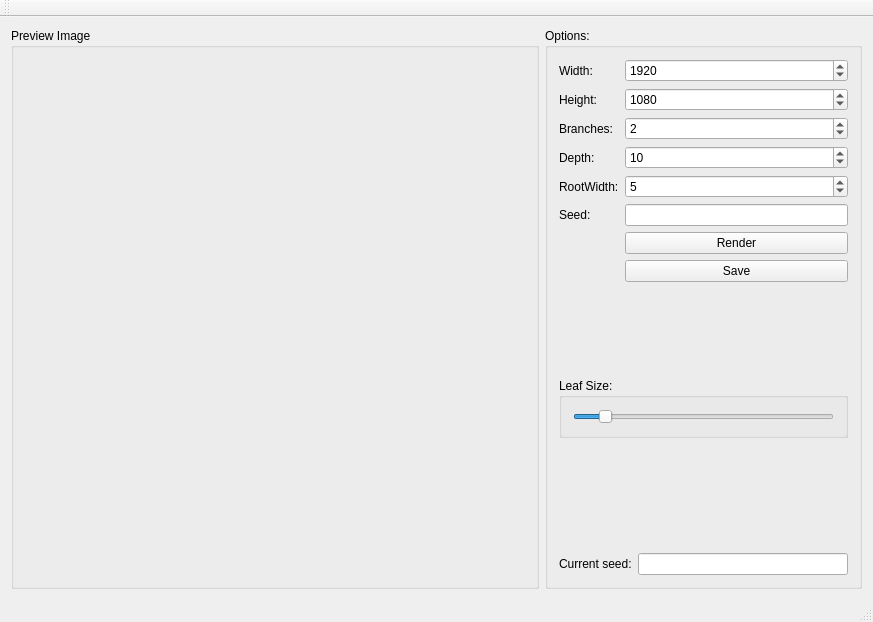
This is FractalTree.ui in Indidev/FractalTree as Qt 5 draws it before an edit. The edited form follows.
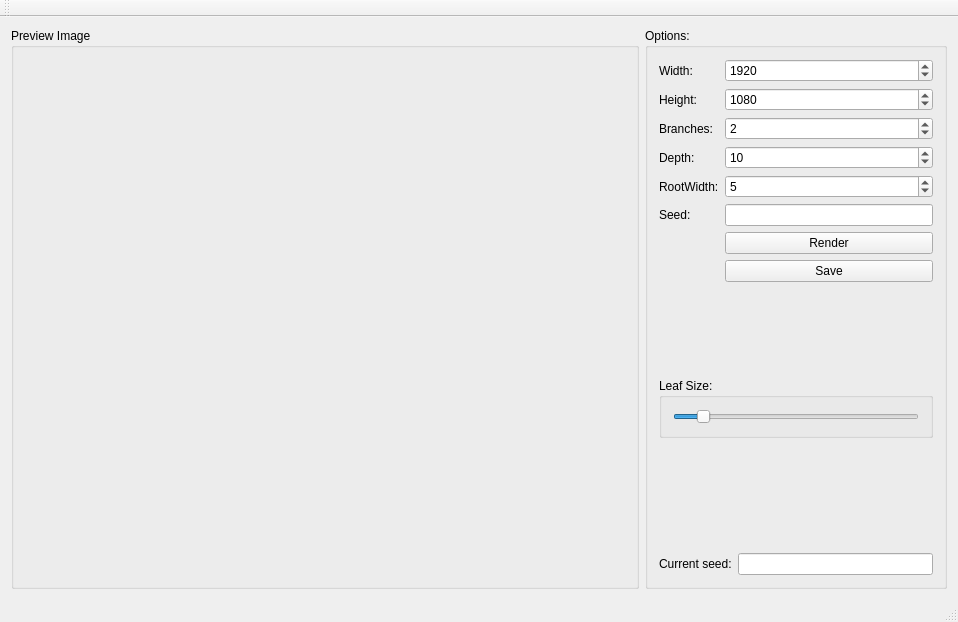
This is the edited form. Icons and pictures are not drawn.

Commit message: changed leaf slider sensibility and fixed memory leak

```diff
--- a/FractalTree.ui
+++ b/FractalTree.ui
@@ -6,13 +6,23 @@
    <rect>
     <x>0</x>
     <y>0</y>
-    <width>873</width>
+    <width>958</width>
     <height>622</height>
    </rect>
   </property>
   <property name="windowTitle">
    <string>FractalTree</string>
   </property>
+  <property name="windowIcon">
+   <iconset>
+    <normaloff>ico.png</normaloff>ico.png</iconset>
+  </property>
+  <property name="iconSize">
+   <size>
+    <width>24</width>
+    <height>24</height>
+   </size>
+  </property>
   <widget class="QWidget" name="centralWidget">
    <layout class="QGridLayout" name="gridLayout">
     <item row="0" column="0">
@@ -27,13 +37,13 @@
           <widget class="QLabel" name="preview">
            <property name="minimumSize">
             <size>
-             <width>500</width>
+             <width>600</width>
              <height>500</height>
             </size>
            </property>
            <property name="maximumSize">
             <size>
-             <width>500</width>
+             <width>600</width>
              <height>500</height>
             </size>
            </property>
@@ -201,16 +211,16 @@
               <item row="0" column="0">
                <widget class="QSlider" name="leafSizeSlider">
                 <property name="maximum">
-                 <number>1000</number>
+                 <number>100</number>
                 </property>
                 <property name="singleStep">
                  <number>10</number>
                 </property>
                 <property name="pageStep">
-                 <number>50</number>
+                 <number>10</number>
                 </property>
                 <property name="value">
-                 <number>100</number>
+                 <number>10</number>
                 </property>
                 <property name="orientation">
                  <enum>Qt::Horizontal</enum>
```
Left out of the diff: 4 changed lines with no effect on the pictures. The commit also changes 4 other files.
